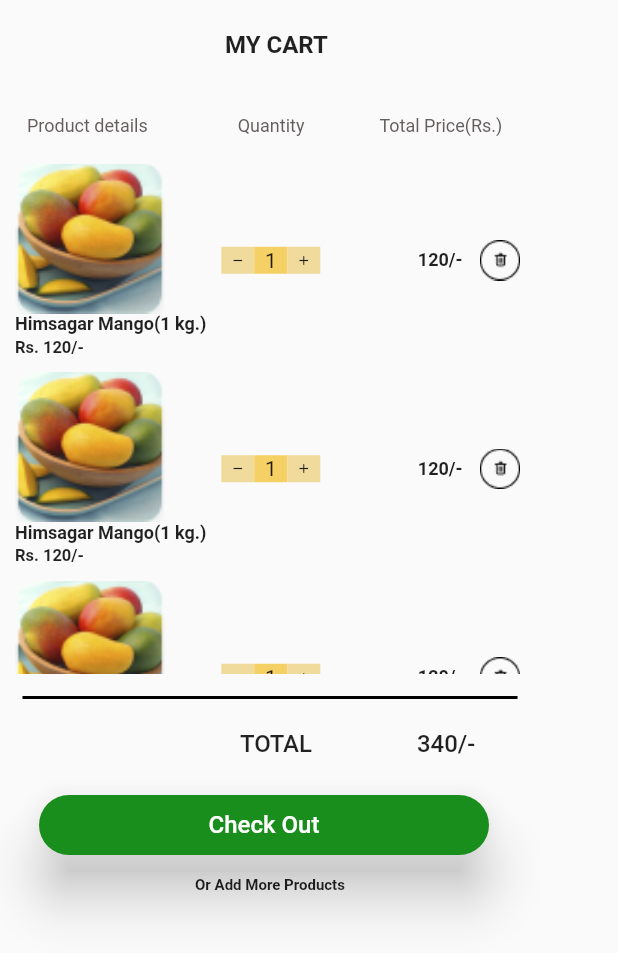
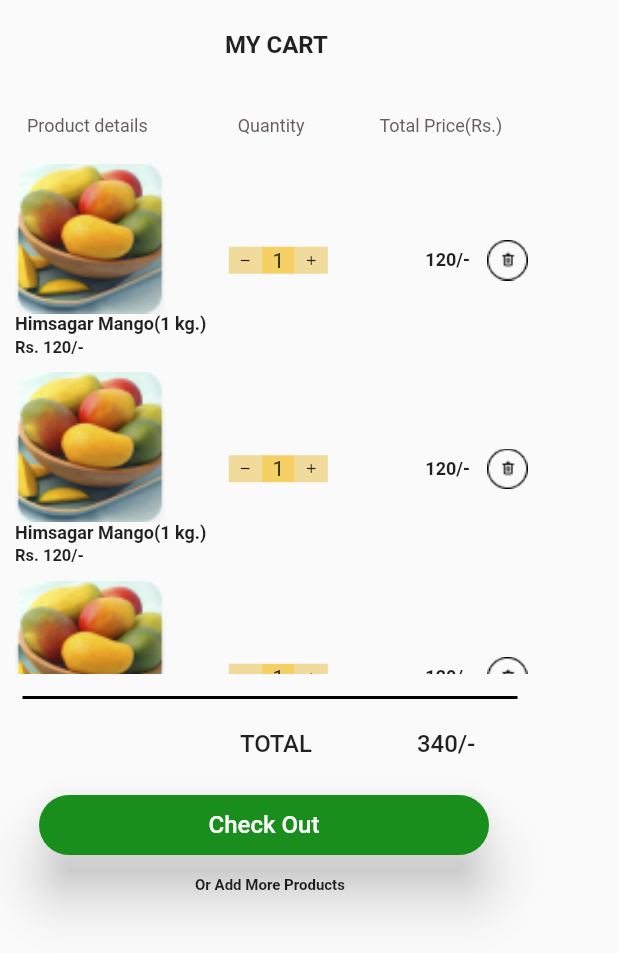
Before and after one commit to Sugam1530/fresheezone, a Flutter app: the cartPage screen opened directly, on a phone screen of 412 x 824 dp. Shown: the top 953 px of the screen. Run offline on Flutter 3.47's test engine with Material 2 defaults, Android fonts, the phone set to English and light mode, and no system bars; our stand-ins replace dropdown_button2, shared_preferences; missing offline and left inert: counter_button; accounts and stored records are empty.

Commit message:
first 22.11.2022

```diff
--- a/lib/main.dart
+++ b/lib/main.dart
@@ -11,7 +11,6 @@ void main() async {
 
 class MyApp extends StatefulWidget {
   const MyApp({Key? key}) : super(key: key);
-
   @override
   State<MyApp> createState() => _MyAppState();
 }
--- a/lib/pages/cartPage.dart
+++ b/lib/pages/cartPage.dart
@@ -1,6 +1,7 @@
-// ignore_for_file: sized_box_for_whitespace, camel_case_types, prefer_const_constructors
+// ignore_for_file: sized_box_for_whitespace, camel_case_types, prefer_const_constructors, unused_import, duplicate_ignore, file_names
 
 import 'package:flutter/material.dart';
+import 'package:counter_button/counter_button.dart';
 
 class cartPage extends StatefulWidget {
   const cartPage({super.key});
@@ -106,36 +107,39 @@ class _cartPageState extends State<cartPage> {
                           margin: const EdgeInsets.only(left: 10, top: 10),
                           child: Row(
                             children: [
+                              SizedBox(
+                                width: 5,
+                              ),
                               Container(
                                 height: 18,
                                 width: 22,
-                                color: const Color.fromARGB(255, 240, 219, 156),
+                                color: Color.fromARGB(255, 240, 219, 156),
                                 child: IconButton(
                                   // ignore: unnecessary_new
-                                  icon: const Icon(
+                                  icon: Icon(
                                     Icons.remove,
                                     size: 10,
                                   ),
                                   alignment: Alignment.center,
-                                  padding: const EdgeInsets.all(0.0),
+                                  padding: EdgeInsets.all(0.0),
                                   onPressed: () {},
                                 ),
                               ),
                               Container(
                                 height: 18,
                                 width: 22,
-                                color: const Color.fromARGB(212, 243, 200, 71),
+                                color: Color.fromARGB(212, 243, 200, 71),
                                 // ignore: sort_child_properties_last
-                                child: const Text('1'),
+                                child: Text('1'),
                                 alignment: Alignment.center,
-                                padding: const EdgeInsets.all(0.0),
+                                padding: EdgeInsets.all(0.0),
                               ),
                               Container(
                                 height: 18,
                                 width: 22,
-                                color: const Color.fromARGB(255, 240, 219, 156),
+                                color: Color.fromARGB(255, 240, 219, 156),
                                 child: IconButton(
-                                  icon: const Icon(
+                                  icon: Icon(
                                     Icons.add,
                                     size: 10,
                                   ),
@@ -186,7 +190,9 @@ class _cartPageState extends State<cartPage> {
                     'TOTAL',
                     style: TextStyle(fontWeight: FontWeight.w500, fontSize: 16),
                   ),
-                  SizedBox(width: 70,),
+                  SizedBox(
+                    width: 70,
+                  ),
                   Text(
                     '340/-',
                     style: TextStyle(fontWeight: FontWeight.w500, fontSize: 16),
--- a/lib/pages/dashboard.dart
+++ b/lib/pages/dashboard.dart
@@ -1,4 +1,4 @@
-// ignore_for_file: camel_case_types
+// ignore_for_file: camel_case_types, unused_field
 
 import 'package:flutter/cupertino.dart';
 import 'package:flutter/material.dart';
@@ -324,6 +324,7 @@ class _dashboardPageState extends State<dashboardPage> {
       ),
       bottomNavigationBar: BottomNavigationBar(
         elevation: 16,
+        type: BottomNavigationBarType.fixed,
         items: const <BottomNavigationBarItem>[
           BottomNavigationBarItem(
             icon: Icon(
--- a/lib/pages/splashScreen.dart
+++ b/lib/pages/splashScreen.dart
@@ -2,7 +2,6 @@
 
 import 'package:flutter/material.dart';
 import 'package:fresheezone/pages/dashboard.dart';
-import 'package:fresheezone/pages/homePage.dart';
 import 'package:fresheezone/pages/loginPage.dart';
 import 'package:shared_preferences/shared_preferences.dart';
 
--- a/pubspec.yaml
+++ b/pubspec.yaml
@@ -39,6 +39,8 @@ dependencies:
   http: ^0.13.4
   shared_preferences: ^2.0.15
   dropdown_button2: ^1.8.9
+  counter_button: ^1.0.1
+  customizable_counter: ^1.0.4
 
 
 dev_dependencies:
```
Also changed, not shown: pubspec.lock.
